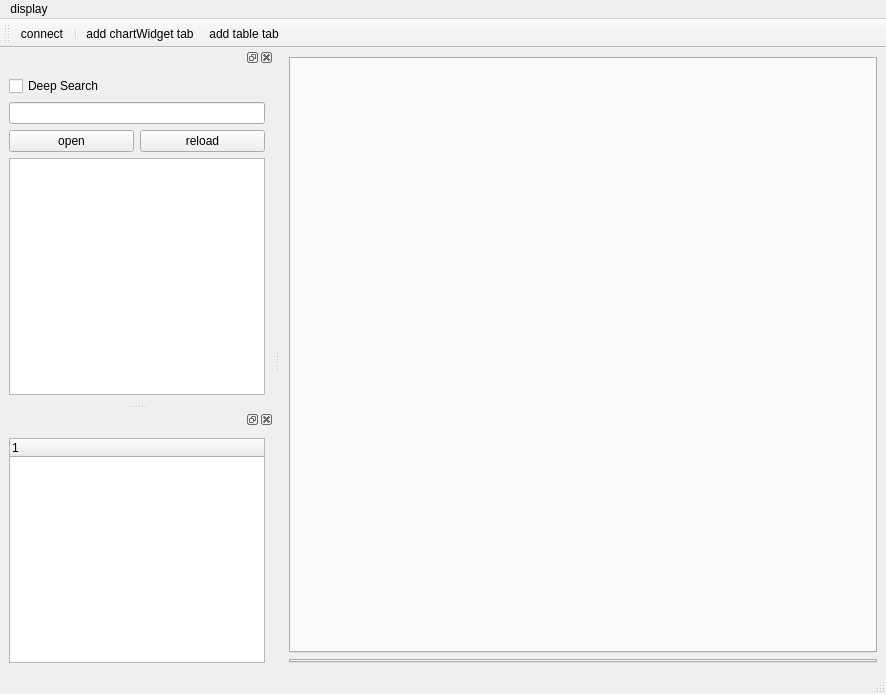
SuperLiaohy/MemRW, file mainwindow.ui: the form before one commit.
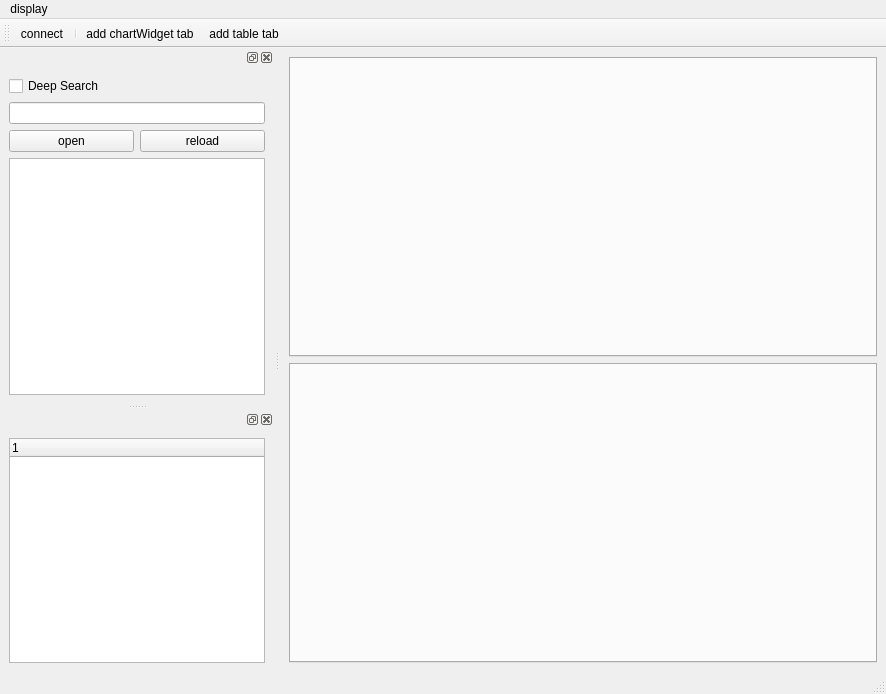
The form after the commit. Icons and pictures are not drawn.

Commit message: legend hidden and fix the windows problem when add tab

```diff
--- a/mainwindow.ui
+++ b/mainwindow.ui
@@ -18,7 +18,7 @@
     <item row="0" column="0">
      <widget class="QTabWidget" name="chartTab">
       <property name="sizePolicy">
-       <sizepolicy hsizetype="Expanding" vsizetype="Minimum">
+       <sizepolicy hsizetype="Preferred" vsizetype="Preferred">
         <horstretch>0</horstretch>
         <verstretch>0</verstretch>
        </sizepolicy>
@@ -31,7 +31,7 @@
     <item row="1" column="0">
      <widget class="QTabWidget" name="tableTab">
       <property name="sizePolicy">
-       <sizepolicy hsizetype="Expanding" vsizetype="Maximum">
+       <sizepolicy hsizetype="Preferred" vsizetype="Preferred">
         <horstretch>0</horstretch>
         <verstretch>0</verstretch>
        </sizepolicy>
```
The commit also changes 1 other file.
